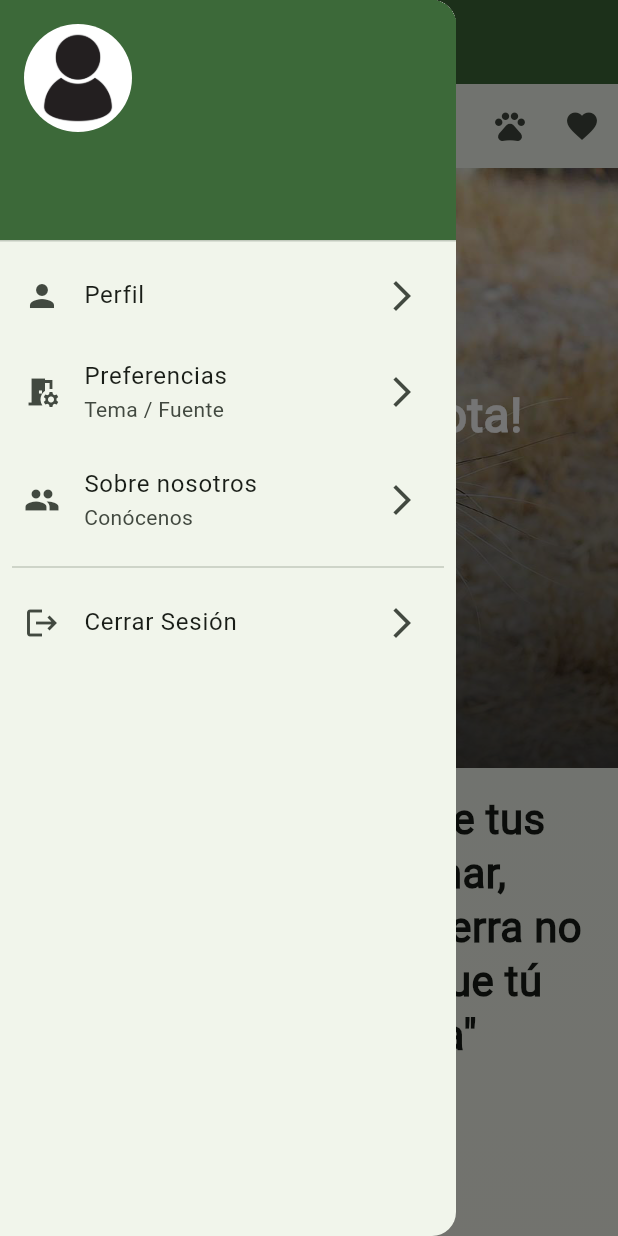
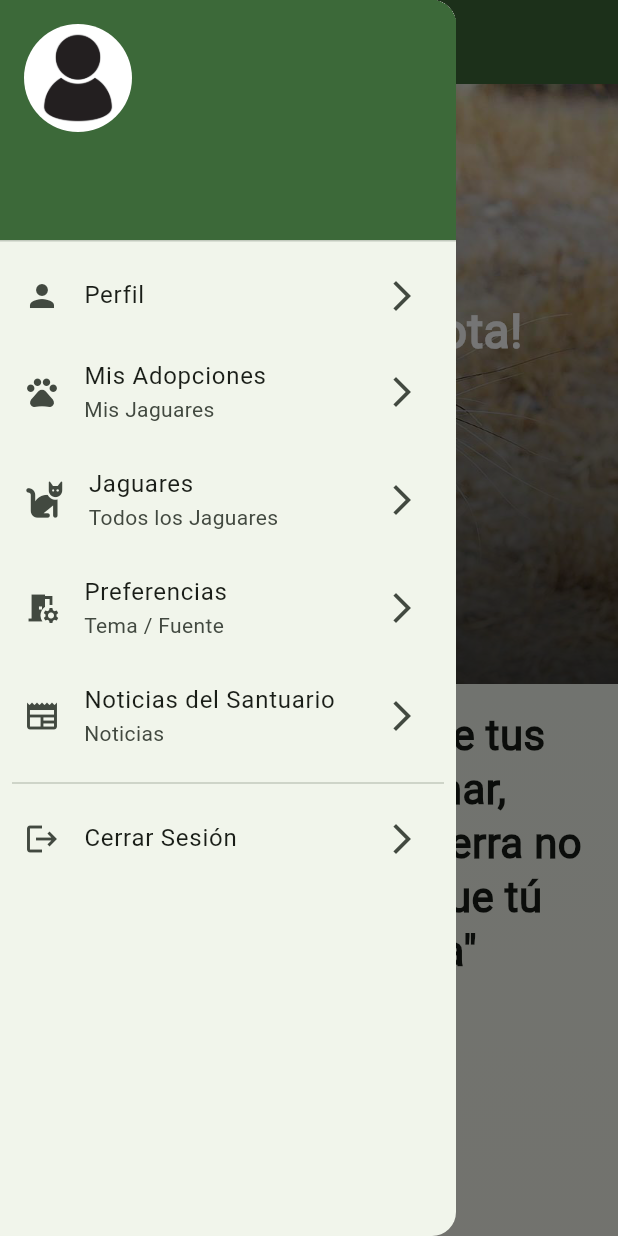
Before and after one commit to alfito69420/proyecto_final, a Flutter app: the DashboardScreen screen opened by its route, with the side drawer open, on a phone screen of 412 x 824 dp. Run offline on Flutter 3.47's test engine with Material 3 defaults, Android fonts, the phone set to English and light mode, and no system bars; drawn by our look-alikes of carousel_slider; our stand-ins replace cached_network_image, dio, firebase_auth, firebase_core, firebase_messaging, flutter_colorpicker and 7 more; missing offline and left inert: flutter_stripe, github_signin_promax; accounts and stored records are empty.

Commit message:
Arreglados temas con el AppBar del dashboard y añadidos redireccionamientos nuevos.

```diff
--- a/lib/screens/dashboard_screen.dart
+++ b/lib/screens/dashboard_screen.dart
@@ -1,5 +1,10 @@
 import 'package:firebase_auth/firebase_auth.dart';
 import 'package:flutter/material.dart';
+import 'package:font_awesome_flutter/font_awesome_flutter.dart';
+import 'package:proyecto_final/models/jaguar.dart';
+import 'package:proyecto_final/models/post.dart';
+import 'package:proyecto_final/screens/general/posts_list_screen.dart';
+import 'package:proyecto_final/screens/jaguars/adopted_jaguars_screen.dart';
 
 import '../services/auth_service.dart';
 import 'home_screen.dart';
@@ -22,25 +27,25 @@ class _DashboardScreenState extends State<DashboardScreen> {
   @override
   Widget build(BuildContext context) {
     //  TEMA PRINCIPAL
-    final defaultColorScheme = Theme.of(context).colorScheme;
+    final defaultColorScheme = Theme.of(context);
 
     return Scaffold(
       key: _scaffoldKey,
       // Asigna la clave al Scaffold
       appBar: AppBar(
-        backgroundColor: defaultColorScheme.primary,
+        backgroundColor: defaultColorScheme.primaryColor,
         leading: IconButton(
           onPressed: () {
             _scaffoldKey.currentState?.openDrawer(); // Abre el drawer
           },
           icon: Icon(
             Icons.menu,
-            color: defaultColorScheme.onPrimary,
+            color: defaultColorScheme.canvasColor,
           ),
         ),
         title: Text(
-          "Jaguar",
-          style: TextStyle(color: defaultColorScheme.onPrimary),
+          "Inicio",
+          style: TextStyle(),
         ),
         actions: [
           /*GestureDetector(
@@ -58,18 +63,20 @@ class _DashboardScreenState extends State<DashboardScreen> {
           ),*/
         ],
       ),
-      drawer: myDrawer(),
+      drawer: myDrawer(context),
       body: Builder(builder: (context) => HomeScreen(),)
     );
   }
 
-  Widget myDrawer() {
+  Widget myDrawer(context) {
     final user = FirebaseAuth.instance.currentUser;
 
     return Drawer(
+      // shadowColor: Theme.of(context).primaryColor,
       child: ListView(
         children: [
           UserAccountsDrawerHeader(
+            decoration: BoxDecoration(color: Theme.of(context).primaryColor),
             currentAccountPicture: ClipRRect(
               borderRadius: BorderRadius.circular(100),
               child: user?.photoURL != null
@@ -89,6 +96,30 @@ class _DashboardScreenState extends State<DashboardScreen> {
           ),
           ListTile(
             onTap: () {
+              Navigator.push(
+                context,
+                MaterialPageRoute(builder: (context) => AdoptedJaguarsScreen(adoptedJaguars: [jaguars.first],)),
+              );
+            },
+            title: const Text("Mis Adopciones"),
+            subtitle: const Text("Mis Jaguares"),
+            leading: const Icon(Icons.pets),
+            trailing: const Icon(Icons.arrow_forward_ios_sharp),
+          ),
+          ListTile(
+            onTap: () {
+              Navigator.push(
+                context,
+                MaterialPageRoute(builder: (context) => JaguarHomeScreen()),
+              );
+            },
+            title: const Text("Jaguares"),
+            subtitle: const Text("Todos los Jaguares"),
+            leading: const FaIcon(FontAwesomeIcons.cat),
+            trailing: const Icon(Icons.arrow_forward_ios_sharp),
+          ),
+          ListTile(
+            onTap: () {
               Navigator.pushNamed(context, "/themes");
             },
             title: const Text("Preferencias"),
@@ -98,11 +129,14 @@ class _DashboardScreenState extends State<DashboardScreen> {
           ),
           ListTile(
             onTap: () {
-              Navigator.pushNamed(context, "/us");
+              Navigator.push(
+                context,
+                MaterialPageRoute(builder: (context) => PostsListScreen(posts: posts,)),
+              );
             },
-            title: const Text("Sobre nosotros"),
-            subtitle: const Text("Conócenos"),
-            leading: const Icon(Icons.people),
+            title: const Text("Noticias del Santuario"),
+            subtitle: const Text("Noticias"),
+            leading: const Icon(Icons.newspaper),
             trailing: const Icon(Icons.arrow_forward_ios_sharp),
           ),
           const Padding(
--- a/lib/screens/home_screen.dart
+++ b/lib/screens/home_screen.dart
@@ -19,53 +19,6 @@ class HomeScreen extends StatelessWidget {
     final currentWidth = MediaQuery.of(context).size.width;
 
     return Scaffold(
-      appBar: AppBar(
-        title: Text('Inicio'),
-        actions: [
-          IconButton(
-            icon: Icon(Icons.color_lens),
-            onPressed: () {
-              Navigator.push(
-                context,
-                MaterialPageRoute(builder: (context) => ThemeScreen()),
-              );
-            },
-            tooltip: 'Configuración de temas',
-          ),
-          IconButton(
-            icon: Icon(Icons.newspaper),
-            onPressed: () {
-              Navigator.push(
-                context,
-                MaterialPageRoute(builder: (context) => PostsListScreen(posts: posts,)),
-              );
-            },
-            tooltip: 'Noticias del Santuario',
-          ),
-          IconButton(
-            icon: Icon(Icons.pets),
-            onPressed: () {
-              Navigator.push(
-                context,
-                MaterialPageRoute(builder: (context) => JaguarHomeScreen()),
-              );
-            },
-            tooltip: 'Pantalla de jaguares',
-          ),
-          IconButton(
-            icon: Icon(Icons.favorite),
-            onPressed: () {
-              // Navigate to "Mis adopciones" screen
-              // Replace MyAdoptionsScreen() with the actual screen widget
-              Navigator.push(
-                context,
-                MaterialPageRoute(builder: (context) => AdoptedJaguarsScreen(adoptedJaguars: [jaguars.first],)),
-              );
-            },
-            tooltip: 'Mis adopciones',
-          ),
-        ],
-      ),
       body: SingleChildScrollView(
         child: Column(
           children: [
--- a/lib/screens/jaguars/adopted_jaguars_screen.dart
+++ b/lib/screens/jaguars/adopted_jaguars_screen.dart
@@ -17,7 +17,7 @@ class AdoptedJaguarsScreen extends StatelessWidget {
         leading: IconButton(
           icon: Icon(Icons.home),
           onPressed: () {
-            Navigator.pushReplacementNamed(context, '/newhome');
+            Navigator.pushReplacementNamed(context, '/home');
           },
         ),
       ),
```
